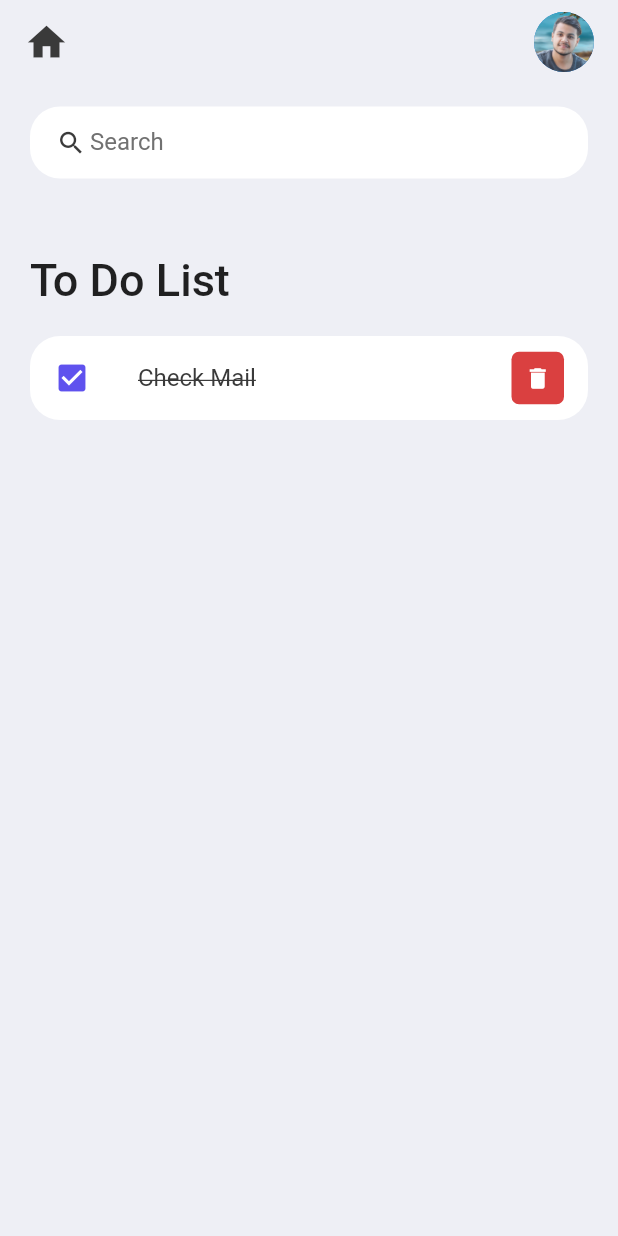
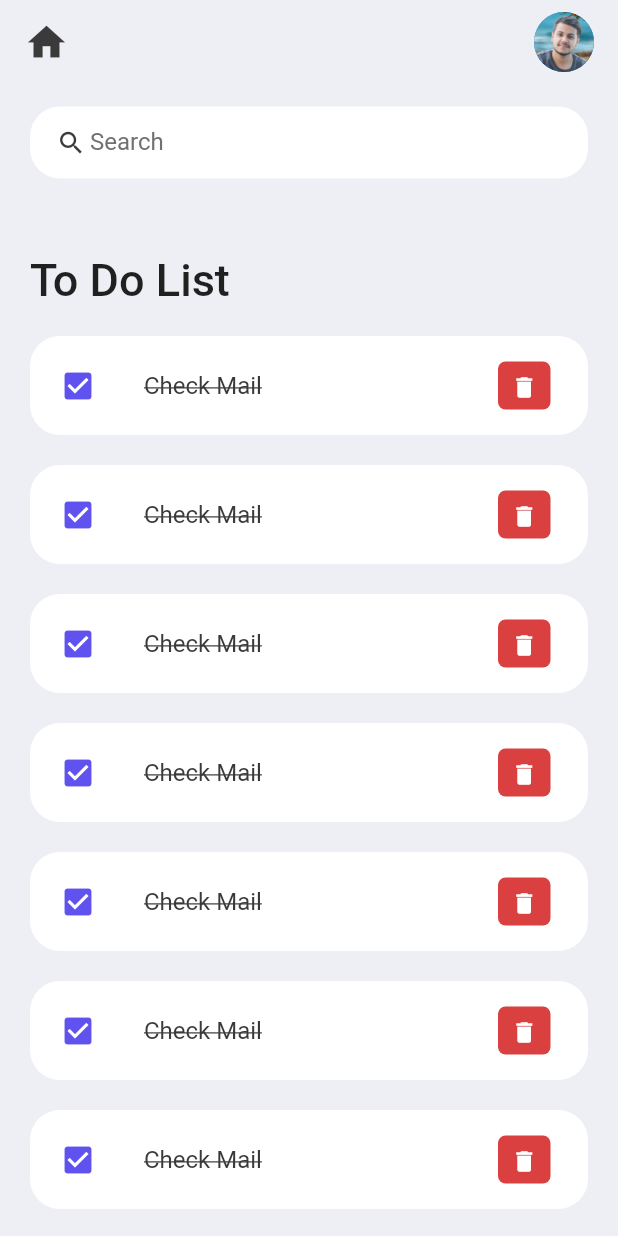
Before and after one commit to manjilkoirala/ToDo-App, a Flutter app: the screen it shows after launch, on a phone screen of 412 x 824 dp. Run offline on Flutter 3.47's test engine with Material 2 defaults, Android fonts, the phone set to English and light mode, and no system bars.

Commit message:
Static Value given to check the design of app

```diff
--- a/lib/Screens/home.dart
+++ b/lib/Screens/home.dart
@@ -29,7 +29,16 @@ class HomePage extends StatelessWidget {
                             fontSize: 30, fontWeight: FontWeight.w500),
                       ),
                     ),
-                    const ToDoItem()
+                    const ToDoItem(),
+                    const ToDoItem(),
+                    const ToDoItem(),
+                    const ToDoItem(),
+                    const ToDoItem(),
+                    const ToDoItem(),
+                    const ToDoItem(),
+                    const ToDoItem(),
+                    const ToDoItem(),
+                    const ToDoItem(),
                   ],
                 ),
               )
--- a/lib/widgets/todo_items.dart
+++ b/lib/widgets/todo_items.dart
@@ -1,6 +1,4 @@
 import 'package:flutter/material.dart';
-import 'package:flutter/src/widgets/framework.dart';
-import 'package:flutter/src/widgets/placeholder.dart';
 import 'package:todo_app/Constant/colors.dart';
 
 class ToDoItem extends StatelessWidget {
@@ -9,14 +7,16 @@ class ToDoItem extends StatelessWidget {
   @override
   Widget build(BuildContext context) {
     return Container(
+      margin: EdgeInsets.only(bottom: 20),
       child: ListTile(
+        contentPadding: EdgeInsets.symmetric(horizontal: 20, vertical: 5),
         onTap: () {},
         shape: RoundedRectangleBorder(
           borderRadius: BorderRadius.circular(20),
         ),
         tileColor: Colors.white,
         leading: const Icon(Icons.check_box, color: tdBlue),
-        title: Text(
+        title: const Text(
           'Check Mail',
           style: TextStyle(
               color: tdBlack,
@@ -24,6 +24,7 @@ class ToDoItem extends StatelessWidget {
               decoration: TextDecoration.lineThrough),
         ),
         trailing: Container(
+          margin: const EdgeInsets.symmetric(horizontal: 5, vertical: 12),
           height: 35,
           width: 35,
           decoration: BoxDecoration(
@@ -34,7 +35,7 @@ class ToDoItem extends StatelessWidget {
             onPressed: () {},
             color: Colors.white,
             iconSize: 18,
-            icon: Icon(Icons.delete),
+            icon: const Icon(Icons.delete),
           ),
         ),
       ),
```
